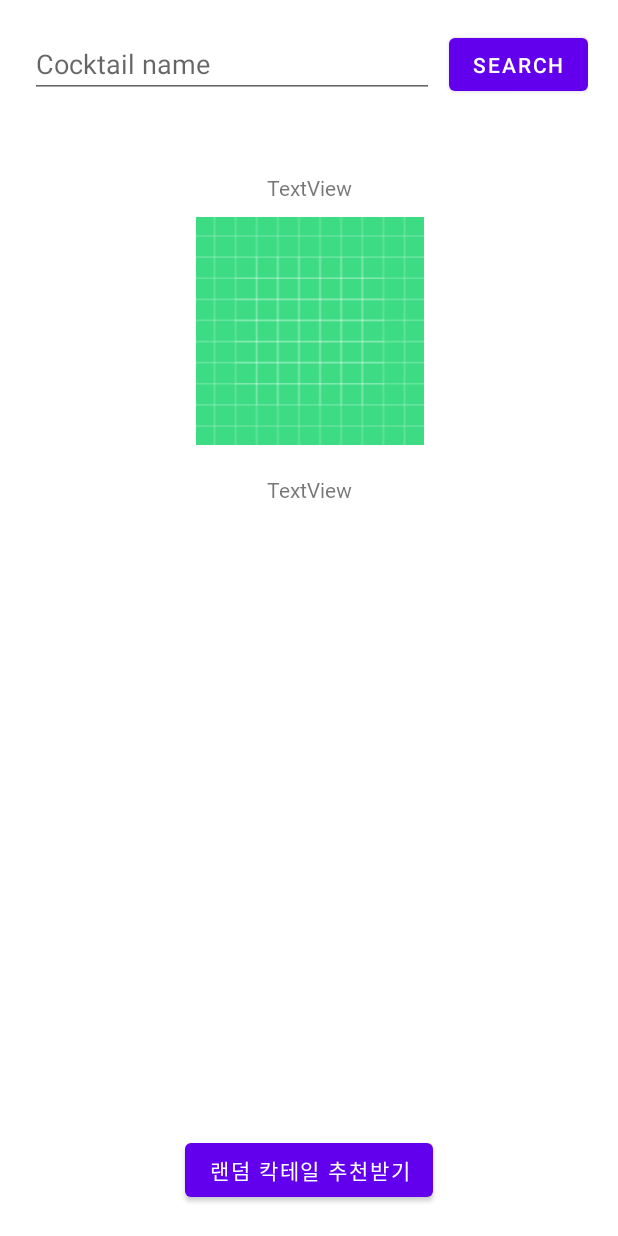
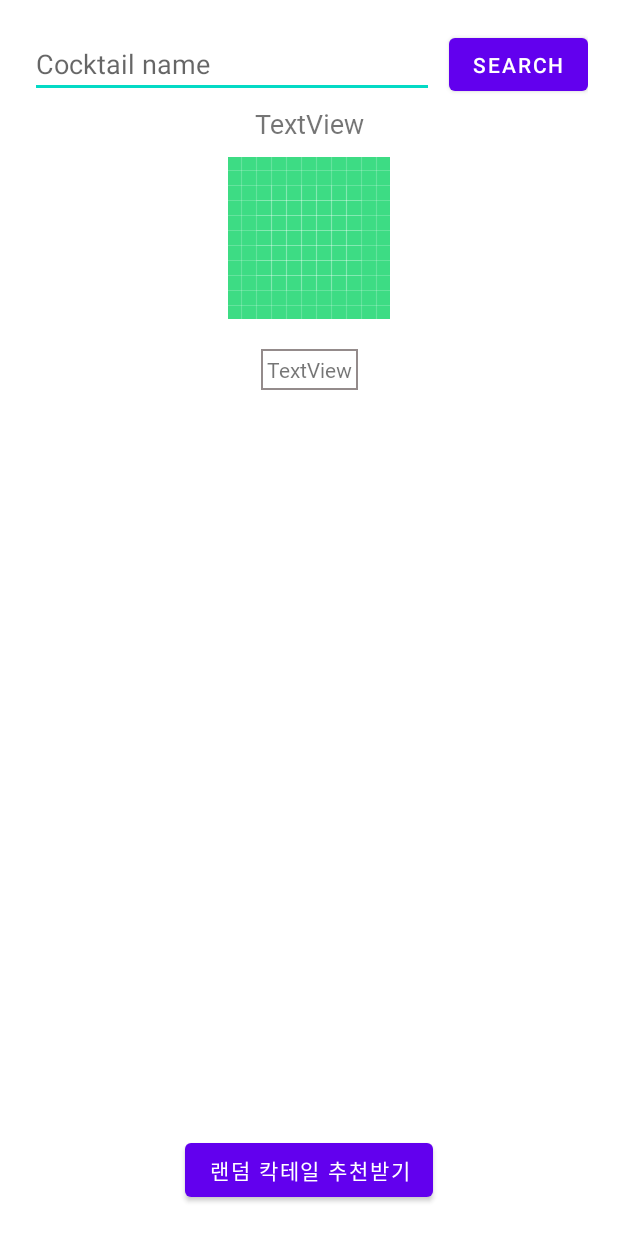
Before and after one commit to hyunseo-k/hw1, an Android app: the layout fragment_notifications.xml on its own in the app's theme, with its tools: preview values and no code run, on a phone screen of 412 x 824 dp. Run offline under Robolectric (Android 15) with nearby library versions, the phone set to English and light mode, and no system bars.

Commit message:
tab3 done

```diff
--- /dev/null
+++ b/app/src/main/res/drawable/border.xml
@@ -0,0 +1,10 @@
+<?xml version="1.0" encoding="utf-8"?>
+<layer-list xmlns:android="http://schemas.android.com/apk/res/android">
+
+    <item>
+        <shape android:shape="rectangle">
+            <stroke android:width = "1dp" android:color = "#FF948B8B"/>
+            <solid android:color = "#FFFFFFFF"/>
+        </shape>
+    </item>
+</layer-list>
--- a/app/src/main/res/layout/fragment_notifications.xml
+++ b/app/src/main/res/layout/fragment_notifications.xml
@@ -8,86 +8,104 @@
     android:padding="20dp"
     >
 
-    <TextView
-        android:id="@+id/cocktailTitle"
+    <Button
+        android:id="@+id/buttonSearch"
         android:layout_width="wrap_content"
         android:layout_height="wrap_content"
-        android:text="TextView"
-        android:visibility="invisible"
-        android:layout_marginTop="50dp"
+        android:layout_marginStart="10dp"
+        android:text="search"
+        app:layout_constraintBottom_toBottomOf="@+id/cocktailSearch"
         app:layout_constraintEnd_toEndOf="parent"
-        app:layout_constraintStart_toStartOf="parent"
-        app:layout_constraintTop_toBottomOf="@id/cocktailSearch"
-        tools:visibility="visible" />
-
-    <ImageView
-        android:id="@+id/cocktailImage"
-        android:layout_width="154dp"
-        android:layout_height="152dp"
-        android:layout_marginTop="10dp"
-        android:src="@drawable/ic_launcher_background"
-        android:visibility="invisible"
-        app:layout_constraintEnd_toEndOf="parent"
-        app:layout_constraintStart_toStartOf="parent"
-        app:layout_constraintTop_toBottomOf="@+id/cocktailTitle"
-        tools:visibility="visible" />
-
-    <TextView
-        android:id="@+id/cocktailMethod"
-        android:layout_width="wrap_content"
-        android:layout_height="wrap_content"
-        android:text="TextView"
-        android:layout_marginTop="20dp"
-        android:visibility="invisible"
-        app:layout_constraintEnd_toEndOf="parent"
-        app:layout_constraintStart_toStartOf="parent"
-        app:layout_constraintTop_toBottomOf="@+id/cocktailImage"
-        tools:visibility="visible" />
-
-    <androidx.recyclerview.widget.RecyclerView
-        android:id="@+id/cocktailIngreds"
-        android:layout_width="0dp"
-        android:layout_height="0dp"
-        android:visibility="invisible"
-        android:layout_marginTop="20dp"
-        app:layout_constraintBottom_toTopOf="@id/buttonRandom"
-        app:layout_constraintEnd_toEndOf="parent"
-        app:layout_constraintStart_toStartOf="parent"
-        app:layout_constraintTop_toBottomOf="@+id/cocktailMethod"
-        tools:visibility="visible" />
+        app:layout_constraintStart_toEndOf="@+id/cocktailSearch"
+        app:layout_constraintTop_toTopOf="@+id/cocktailSearch" />
 
     <EditText
         android:id="@+id/cocktailSearch"
         android:layout_width="0dp"
         android:layout_height="wrap_content"
         android:ems="10"
+        android:hint="Cocktail name"
         android:inputType="text"
-        android:hint="Cocktail name"
         app:layout_constraintEnd_toStartOf="@id/buttonSearch"
         app:layout_constraintStart_toStartOf="parent"
         app:layout_constraintTop_toTopOf="parent" />
 
-    <Button
-        android:id="@+id/buttonSearch"
-        android:layout_width="wrap_content"
-        android:layout_height="wrap_content"
-        android:text="search"
-        android:layout_marginStart="10dp"
-        app:layout_constraintBottom_toBottomOf="@+id/cocktailSearch"
-        app:layout_constraintEnd_toEndOf="parent"
-        app:layout_constraintStart_toEndOf="@+id/cocktailSearch"
-        app:layout_constraintTop_toTopOf="@+id/cocktailSearch" />
+    <ScrollView
+        android:layout_width="match_parent"
+        android:layout_marginTop="50dp"
+        android:layout_marginBottom="50dp"
+        android:layout_height="match_parent"
+        tools:layout_editor_absoluteX="20dp"
+        tools:layout_editor_absoluteY="20dp">
+
+        <androidx.constraintlayout.widget.ConstraintLayout
+            android:id="@+id/linearLayout"
+            android:layout_width="match_parent"
+            android:layout_height="wrap_content"
+            android:orientation="vertical">
+
+            <ImageView
+                android:id="@+id/cocktailImage"
+                android:layout_width="wrap_content"
+                android:layout_height="wrap_content"
+                android:src="@drawable/ic_launcher_background"
+                android:visibility="invisible"
+                app:layout_constraintEnd_toEndOf="parent"
+                app:layout_constraintStart_toStartOf="parent"
+                android:layout_marginTop="10dp"
+                app:layout_constraintTop_toBottomOf="@id/cocktailTitle"
+                tools:visibility="visible" />
+
+            <androidx.recyclerview.widget.RecyclerView
+                android:layout_marginTop="20dp"
+                android:id="@+id/cocktailIngreds"
+                android:layout_width="0dp"
+                android:layout_height="wrap_content"
+                android:visibility="invisible"
+                app:layout_constraintStart_toStartOf="parent"
+                app:layout_constraintEnd_toEndOf="parent"
+                app:layout_constraintTop_toBottomOf="@id/cocktailMethod"
+                app:layout_constraintBottom_toBottomOf="parent"
+                tools:visibility="visible" />
+
+            <TextView
+                android:background="@drawable/border"
+                android:padding="4dp"
+                android:id="@+id/cocktailMethod"
+                android:layout_width="wrap_content"
+                android:layout_height="wrap_content"
+                android:text="TextView"
+                android:visibility="invisible"
+                android:layout_marginTop="20dp"
+                app:layout_constraintStart_toStartOf="parent"
+                app:layout_constraintEnd_toEndOf="parent"
+                app:layout_constraintTop_toBottomOf="@id/cocktailImage"
+                tools:visibility="visible" />
+
+            <TextView
+                android:textSize="18sp"
+                android:id="@+id/cocktailTitle"
+                android:layout_width="wrap_content"
+                android:layout_height="wrap_content"
+                android:text="TextView"
+                app:layout_constraintTop_toTopOf="parent"
+                app:layout_constraintStart_toStartOf="parent"
+                app:layout_constraintEnd_toEndOf="parent"
+                android:visibility="invisible"
+                tools:visibility="visible" />
+
+        </androidx.constraintlayout.widget.ConstraintLayout>
+    </ScrollView>
 
     <Button
         android:id="@+id/buttonRandom"
         android:layout_width="wrap_content"
         android:layout_height="wrap_content"
-        android:layout_marginTop = "10dp"
         android:text="랜덤 칵테일 추천받기"
         app:layout_constraintStart_toStartOf="parent"
         app:layout_constraintEnd_toEndOf="parent"
         app:layout_constraintBottom_toBottomOf="parent"
-        app:layout_constraintTop_toBottomOf="@id/cocktailIngreds"
-        />
+        tools:layout_editor_absoluteX="120dp"
+        tools:layout_editor_absoluteY="357dp" />
 
 </androidx.constraintlayout.widget.ConstraintLayout>
```
Also changed, not shown: app/src/main/java/com/example/hw1/Cocktail3.java (added, +27 -0 lines), app/src/main/java/com/example/hw1/ui/notifications/CustomAdapter.java (added, +58 -0 lines), app/src/main/java/com/example/hw1/ui/notifications/NotificationsFragment.java (+39 -4 lines), app/src/main/java/com/example/hw1/ui/notifications/VerticalSpaceItemDecoration.java (added, +24 -0 lines), app/src/main/res/layout/recyclerview.xml (added, +28 -0 lines).
